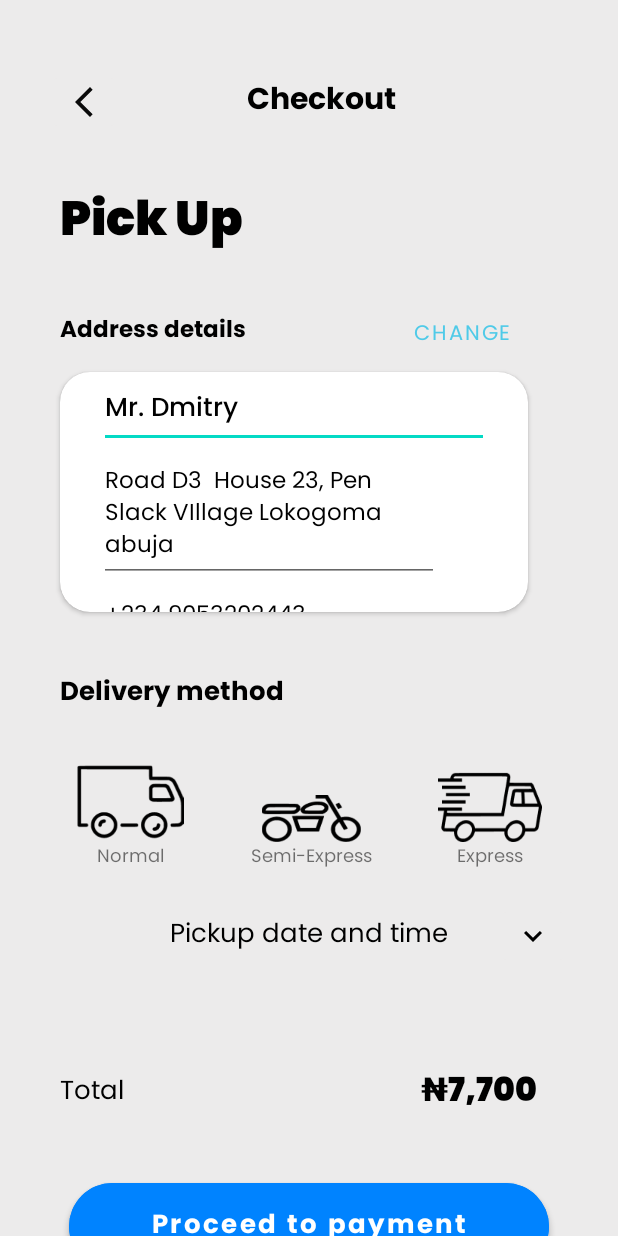
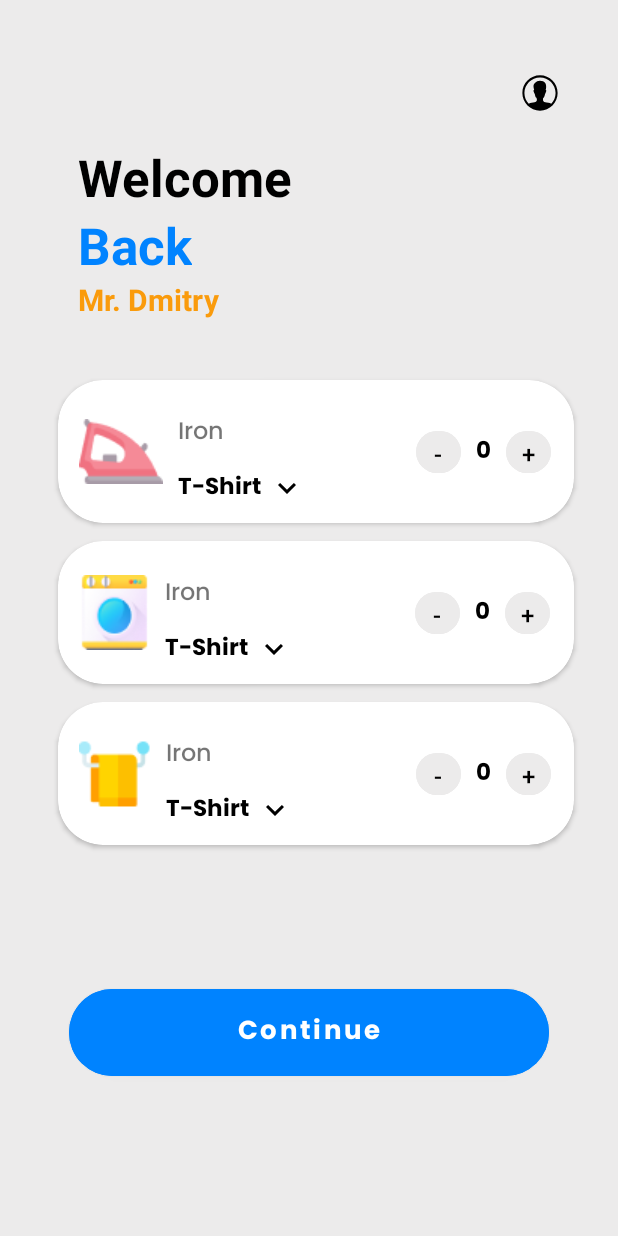
Before and after one commit to DmitrySergienko/Laundry, an Android app: the screen it shows after launch (MainActivity), on a phone screen of 412 x 824 dp. Run offline under Robolectric (Android 15) with nearby library versions, the phone set to English and light mode, and no system bars; our stand-ins replace Dagger/Hilt's generated code.

Commit message:
delivery layout navigation back

```diff
--- a/app/src/main/java/com/laundry/DeliveryFragment.kt
+++ b/app/src/main/java/com/laundry/DeliveryFragment.kt
@@ -1,59 +1,28 @@
 package com.laundry
 
 import android.os.Bundle
-import androidx.fragment.app.Fragment
 import android.view.LayoutInflater
 import android.view.View
 import android.view.ViewGroup
+import androidx.navigation.Navigation
+import com.laundry.databinding.FragmentDeliveryBinding
+import com.laundry.databinding.FragmentLoginBinding
+import com.laundry.presentation.BaseFragment
+import dagger.hilt.android.AndroidEntryPoint
 
-// TODO: Rename parameter arguments, choose names that match
-// the fragment initialization parameters, e.g. ARG_ITEM_NUMBER
-private const val ARG_PARAM1 = "param1"
-private const val ARG_PARAM2 = "param2"
+@AndroidEntryPoint
+class DeliveryFragment
+    : BaseFragment<FragmentDeliveryBinding>(FragmentDeliveryBinding::inflate) {
 
-/**
- * A simple [Fragment] subclass.
- * Use the [DeliveryFragment.newInstance] factory method to
- * create an instance of this fragment.
- */
-class DeliveryFragment : Fragment() {
-    // TODO: Rename and change types of parameters
-    private var param1: String? = null
-    private var param2: String? = null
 
-    override fun onCreate(savedInstanceState: Bundle?) {
-        super.onCreate(savedInstanceState)
-        arguments?.let {
-            param1 = it.getString(ARG_PARAM1)
-            param2 = it.getString(ARG_PARAM2)
+    override fun onViewCreated(view: View, savedInstanceState: Bundle?) {
+        super.onViewCreated(view, savedInstanceState)
+
+        binding.backButton.setOnClickListener {
+            view.let { it1 ->
+                Navigation.findNavController(it1).navigate(R.id.action_deliveryFragment_to_homeClientFragment)
+
+            }
         }
     }
-
-    override fun onCreateView(
-        inflater: LayoutInflater, container: ViewGroup?,
-        savedInstanceState: Bundle?
-    ): View? {
-        // Inflate the layout for this fragment
-        return inflater.inflate(R.layout.fragment_delivery, container, false)
-    }
-
-    companion object {
-        /**
-         * Use this factory method to create a new instance of
-         * this fragment using the provided parameters.
-         *
-         * @param param1 Parameter 1.
-         * @param param2 Parameter 2.
-         * @return A new instance of fragment DeliveryFragment.
-         */
-        // TODO: Rename and change types and number of parameters
-        @JvmStatic
-        fun newInstance(param1: String, param2: String) =
-            DeliveryFragment().apply {
-                arguments = Bundle().apply {
-                    putString(ARG_PARAM1, param1)
-                    putString(ARG_PARAM2, param2)
-                }
-            }
-    }
 }
--- a/app/src/main/java/com/laundry/presentation/client/HomeClientFragment.kt
+++ b/app/src/main/java/com/laundry/presentation/client/HomeClientFragment.kt
@@ -31,5 +31,10 @@ class HomeClientFragment
                 Navigation.findNavController(it1).navigate(R.id.action_homeClientFragment_to_mainFragment)
             }
         }
+        binding.homeContinueButton.setOnClickListener {
+            view.let { it1 ->
+                Navigation.findNavController(it1).navigate(R.id.action_homeClientFragment_to_deliveryFragment)
+            }
+        }
     }
 }
--- a/app/src/main/res/layout/fragment_delivery.xml
+++ b/app/src/main/res/layout/fragment_delivery.xml
@@ -33,7 +33,7 @@
 
 
                     <ImageButton
-                        android:id="@+id/imageButton"
+                        android:id="@+id/backButton"
                         android:layout_width="wrap_content"
                         android:layout_height="wrap_content"
                         android:layout_marginStart="16dp"
@@ -294,7 +294,7 @@
                     app:layout_constraintTop_toTopOf="@+id/textView20" />
 
                 <com.google.android.material.button.MaterialButton
-                    android:id="@+id/login_button"
+                    android:id="@+id/proceed_to_payment_button"
                     android:layout_width="320dp"
                     android:layout_height="70dp"
                     android:layout_marginTop="40dp"
--- a/app/src/main/res/layout/fragment_home_client.xml
+++ b/app/src/main/res/layout/fragment_home_client.xml
@@ -390,7 +390,7 @@
     </androidx.cardview.widget.CardView>
 
     <com.google.android.material.button.MaterialButton
-        android:id="@+id/login_button"
+        android:id="@+id/home_continue_button"
         android:layout_width="320dp"
         android:layout_height="70dp"
         android:layout_marginTop="90dp"
--- a/app/src/main/res/navigation/navigation_graph.xml
+++ b/app/src/main/res/navigation/navigation_graph.xml
@@ -3,7 +3,7 @@
     xmlns:app="http://schemas.android.com/apk/res-auto"
     xmlns:tools="http://schemas.android.com/tools"
     android:id="@+id/navigation_graph"
-    app:startDestination="@id/deliveryFragment">
+    app:startDestination="@id/homeClientFragment">
 
     <fragment
         android:id="@+id/loginFragment"
@@ -64,5 +64,9 @@
         android:id="@+id/deliveryFragment"
         android:name="com.laundry.DeliveryFragment"
         android:label="fragment_delivery"
-        tools:layout="@layout/fragment_delivery" />
+        tools:layout="@layout/fragment_delivery" >
+        <action
+            android:id="@+id/action_deliveryFragment_to_homeClientFragment"
+            app:destination="@id/homeClientFragment" />
+    </fragment>
 </navigation>
```
